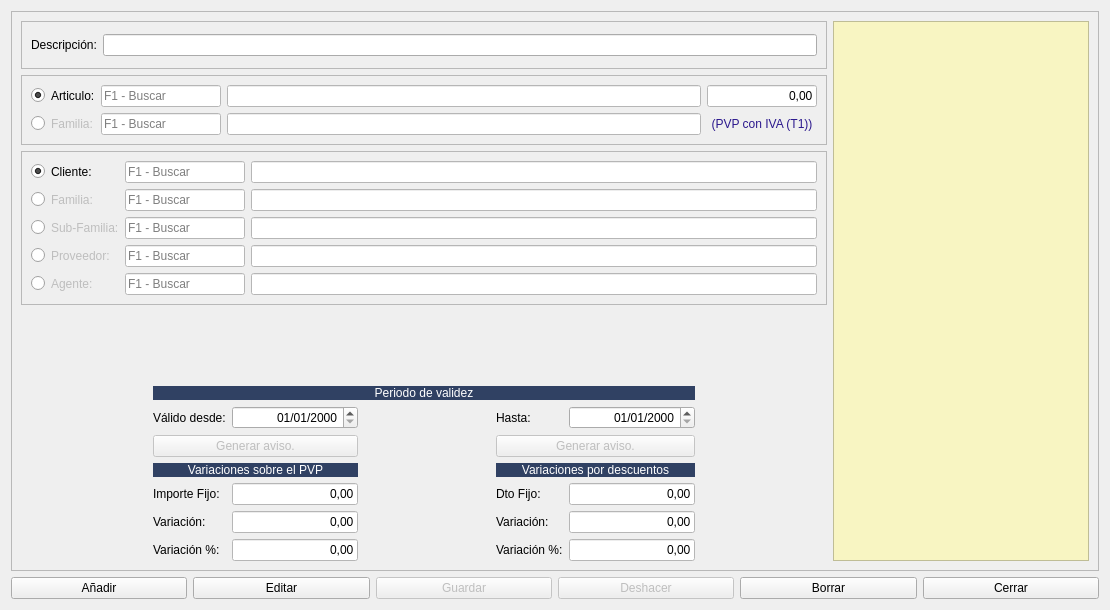
arcnexus/RedFoX, file Almacen/frmexcepciones.ui: the form before one commit.
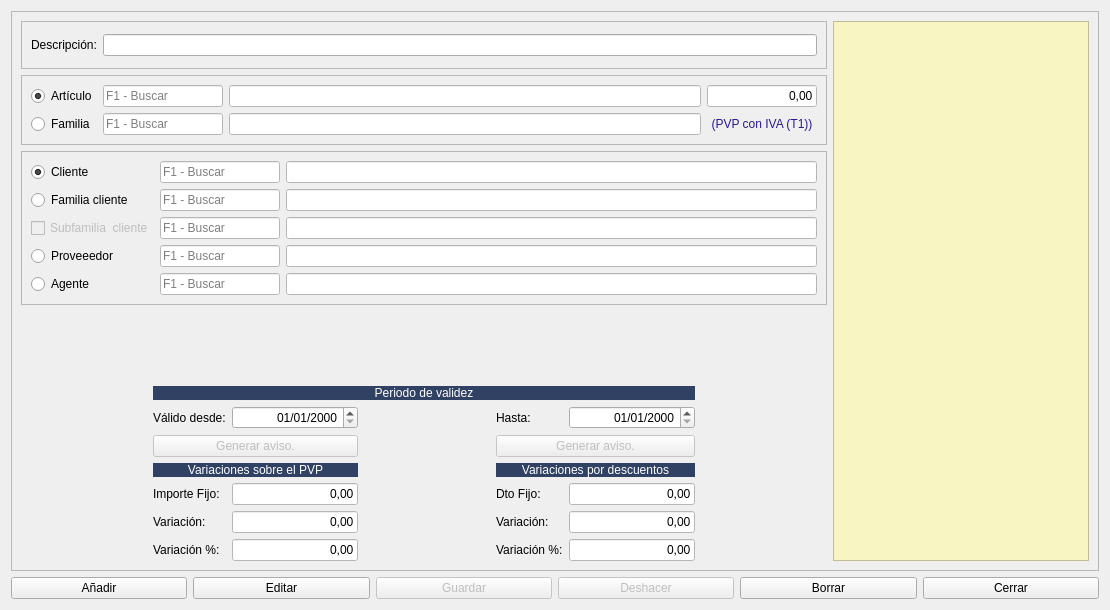
The form after the commit. Icons and pictures are not drawn.

Diff of the .ui file:
```diff
--- a/Almacen/frmexcepciones.ui
+++ b/Almacen/frmexcepciones.ui
@@ -392,18 +392,11 @@
          <item row="2" column="0">
           <widget class="QRadioButton" name="radFamilia">
            <property name="text">
-            <string/>
+            <string>Familia</string>
            </property>
           </widget>
          </item>
-         <item row="1" column="1">
-          <widget class="QLabel" name="label">
-           <property name="text">
-            <string>Articulo:</string>
-           </property>
-          </widget>
-         </item>
-         <item row="1" column="4">
+         <item row="1" column="3">
           <widget class="QLineEdit" name="txtPVP">
            <property name="maximumSize">
             <size>
@@ -422,7 +415,7 @@
            </property>
           </widget>
          </item>
-         <item row="2" column="4">
+         <item row="2" column="3">
           <widget class="QLabel" name="label_12">
            <property name="styleSheet">
             <string notr="true">color: rgb(43, 24, 141);</string>
@@ -435,7 +428,7 @@
            </property>
           </widget>
          </item>
-         <item row="2" column="3">
+         <item row="2" column="2">
           <widget class="QLineEdit" name="txtDescFamilia">
            <property name="enabled">
             <bool>false</bool>
@@ -448,21 +441,21 @@
          <item row="1" column="0">
           <widget class="QRadioButton" name="radArticulo">
            <property name="text">
-            <string/>
+            <string>Artículo</string>
            </property>
            <property name="checked">
             <bool>true</bool>
            </property>
           </widget>
          </item>
-         <item row="1" column="3">
+         <item row="1" column="2">
           <widget class="QLineEdit" name="txt_descripcion_articulo">
            <property name="styleSheet">
             <string notr="true">background-color: rgb(255, 255, 255);</string>
            </property>
           </widget>
          </item>
-         <item row="2" column="2">
+         <item row="2" column="1">
           <widget class="QLineEdit" name="txt_codigo_familia">
            <property name="enabled">
             <bool>false</bool>
@@ -481,17 +474,7 @@
            </property>
           </widget>
          </item>
-         <item row="2" column="1">
-          <widget class="QLabel" name="label_5">
-           <property name="enabled">
-            <bool>false</bool>
-           </property>
-           <property name="text">
-            <string>Familia:</string>
-           </property>
-          </widget>
-         </item>
-         <item row="1" column="2">
+         <item row="1" column="1">
           <widget class="QLineEdit" name="txt_codigo_articulo">
            <property name="enabled">
             <bool>false</bool>
@@ -559,7 +542,7 @@
          <enum>QFrame::Raised</enum>
         </property>
         <layout class="QGridLayout" name="gridLayout_2">
-         <item row="2" column="2">
+         <item row="2" column="1">
           <widget class="QLineEdit" name="txtcodigo_sub_familia_cliente">
            <property name="enabled">
             <bool>false</bool>
@@ -578,7 +561,7 @@
            </property>
           </widget>
          </item>
-         <item row="1" column="2">
+         <item row="1" column="1">
           <widget class="QLineEdit" name="txt_codigo_familia_cliente">
            <property name="enabled">
             <bool>false</bool>
@@ -597,24 +580,14 @@
            </property>
           </widget>
          </item>
-         <item row="1" column="1">
-          <widget class="QLabel" name="label_19">
-           <property name="enabled">
-            <bool>false</bool>
-           </property>
-           <property name="text">
-            <string>Familia:</string>
-           </property>
-          </widget>
-         </item>
          <item row="1" column="0">
           <widget class="QRadioButton" name="radFamilia_cliente">
            <property name="text">
-            <string/>
+            <string>Familia cliente</string>
            </property>
           </widget>
          </item>
-         <item row="4" column="2">
+         <item row="4" column="1">
           <widget class="QLineEdit" name="txt_codigo_agente">
            <property name="enabled">
             <bool>false</bool>
@@ -633,7 +606,7 @@
            </property>
           </widget>
          </item>
-         <item row="4" column="4">
+         <item row="4" column="3">
           <widget class="QLineEdit" name="txt_nombre_agente">
            <property name="enabled">
             <bool>false</bool>
@@ -646,7 +619,7 @@
          <item row="0" column="0">
           <widget class="QRadioButton" name="radCliente">
            <property name="text">
-            <string/>
+            <string>Cliente</string>
            </property>
            <property name="checked">
             <bool>true</bool>
@@ -656,25 +629,18 @@
          <item row="3" column="0">
           <widget class="QRadioButton" name="radProveedor">
            <property name="text">
-            <string/>
+            <string>Proveeedor</string>
            </property>
           </widget>
          </item>
          <item row="4" column="0">
           <widget class="QRadioButton" name="radAgente">
            <property name="text">
-            <string/>
+            <string>Agente</string>
            </property>
           </widget>
          </item>
          <item row="0" column="1">
-          <widget class="QLabel" name="label_2">
-           <property name="text">
-            <string>Cliente:</string>
-           </property>
-          </widget>
-         </item>
-         <item row="0" column="2">
           <widget class="QLineEdit" name="txt_codigo_cliente">
            <property name="enabled">
             <bool>false</bool>
@@ -693,7 +659,7 @@
            </property>
           </widget>
          </item>
-         <item row="0" column="4">
+         <item row="0" column="3">
           <widget class="QLineEdit" name="txt_nombre_cliente">
            <property name="styleSheet">
             <string notr="true">background-color: rgb(255, 255, 255);</string>
@@ -701,16 +667,6 @@
           </widget>
          </item>
          <item row="3" column="1">
-          <widget class="QLabel" name="label_3">
-           <property name="enabled">
-            <bool>false</bool>
-           </property>
-           <property name="text">
-            <string>Proveedor:</string>
-           </property>
-          </widget>
-         </item>
-         <item row="3" column="2">
           <widget class="QLineEdit" name="txt_codigo_proveedor">
            <property name="enabled">
             <bool>false</bool>
@@ -729,7 +685,7 @@
            </property>
           </widget>
          </item>
-         <item row="3" column="4">
+         <item row="3" column="3">
           <widget class="QLineEdit" name="txt_nombre_proveedor">
            <property name="enabled">
             <bool>false</bool>
@@ -739,17 +695,7 @@
            </property>
           </widget>
          </item>
-         <item row="4" column="1">
-          <widget class="QLabel" name="label_4">
-           <property name="enabled">
-            <bool>false</bool>
-           </property>
-           <property name="text">
-            <string>Agente:</string>
-           </property>
-          </widget>
-         </item>
-         <item row="1" column="4">
+         <item row="1" column="3">
           <widget class="QLineEdit" name="txtDescripcion_familia_cliente">
            <property name="enabled">
             <bool>false</bool>
@@ -759,24 +705,7 @@
            </property>
           </widget>
          </item>
-         <item row="2" column="1">
-          <widget class="QLabel" name="label_20">
-           <property name="enabled">
-            <bool>false</bool>
-           </property>
-           <property name="text">
-            <string>Sub-Familia:</string>
-           </property>
-          </widget>
-         </item>
-         <item row="2" column="0">
-          <widget class="QRadioButton" name="radSubfamilia_cliente">
-           <property name="text">
-            <string/>
-           </property>
-          </widget>
-         </item>
-         <item row="2" column="4">
+         <item row="2" column="3">
           <widget class="QLineEdit" name="txtDescripcion_subfamilia">
            <property name="enabled">
             <bool>false</bool>
@@ -786,6 +715,16 @@
            </property>
           </widget>
          </item>
+         <item row="2" column="0">
+          <widget class="QCheckBox" name="chkSubfamilia_cliente">
+           <property name="enabled">
+            <bool>false</bool>
+           </property>
+           <property name="text">
+            <string>Subfamilia  cliente</string>
+           </property>
+          </widget>
+         </item>
         </layout>
        </widget>
       </item>
```
Left out of the diff: 120 changed lines with no effect on the pictures.
